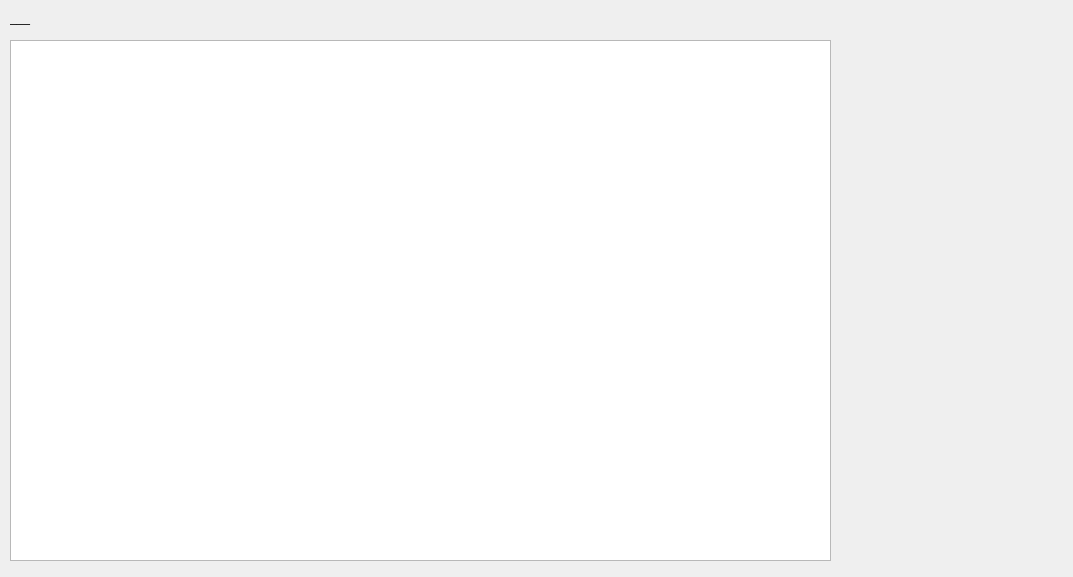
Before: the Qt Designer form uis/navigation.ui in Holodome/ling, drawn with Qt 5.
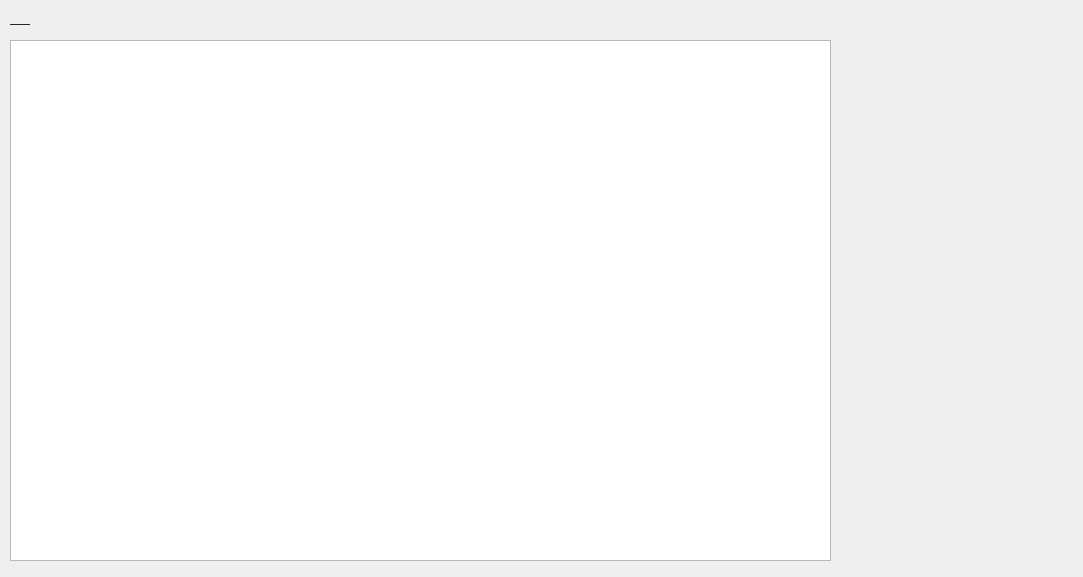
After: the same form once the commit is applied.

Commit message: initial form view

Diff of the .ui file:
```diff
--- a/uis/navigation.ui
+++ b/uis/navigation.ui
@@ -6,7 +6,7 @@
    <rect>
     <x>0</x>
     <y>0</y>
-    <width>1073</width>
+    <width>1083</width>
     <height>577</height>
    </rect>
   </property>
@@ -41,8 +41,8 @@
     <rect>
      <x>840</x>
      <y>20</y>
-     <width>231</width>
-     <height>541</height>
+     <width>221</width>
+     <height>531</height>
     </rect>
    </property>
    <layout class="QGridLayout" name="buttons"/>
```
The commit also changes 4 other files.
